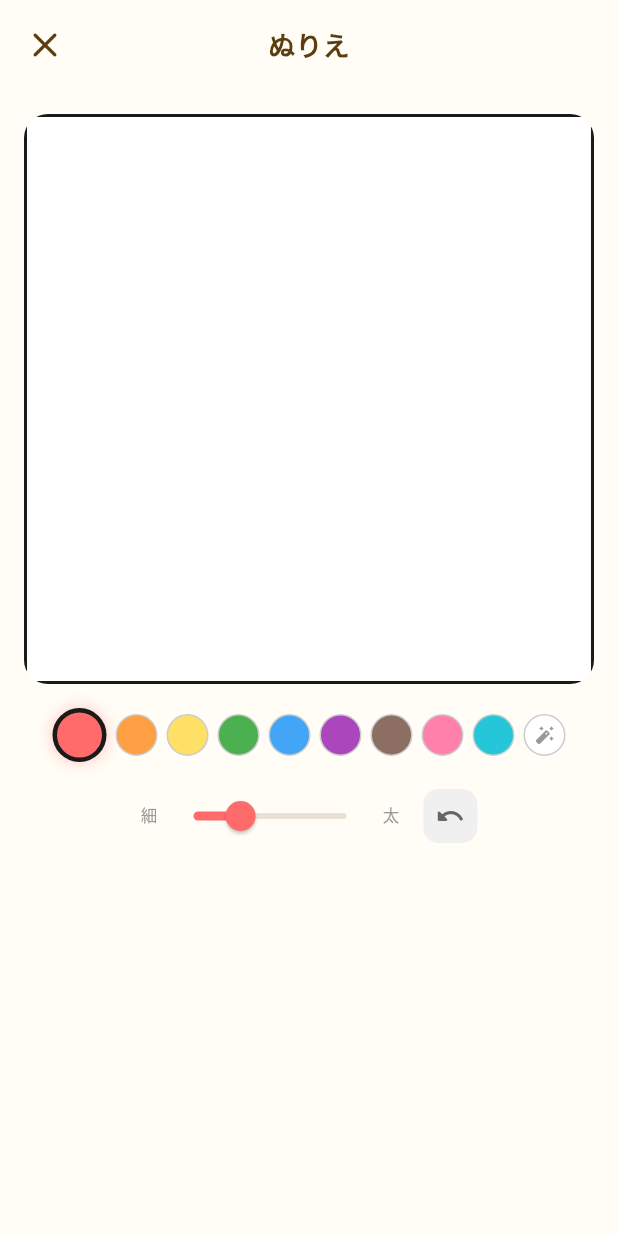
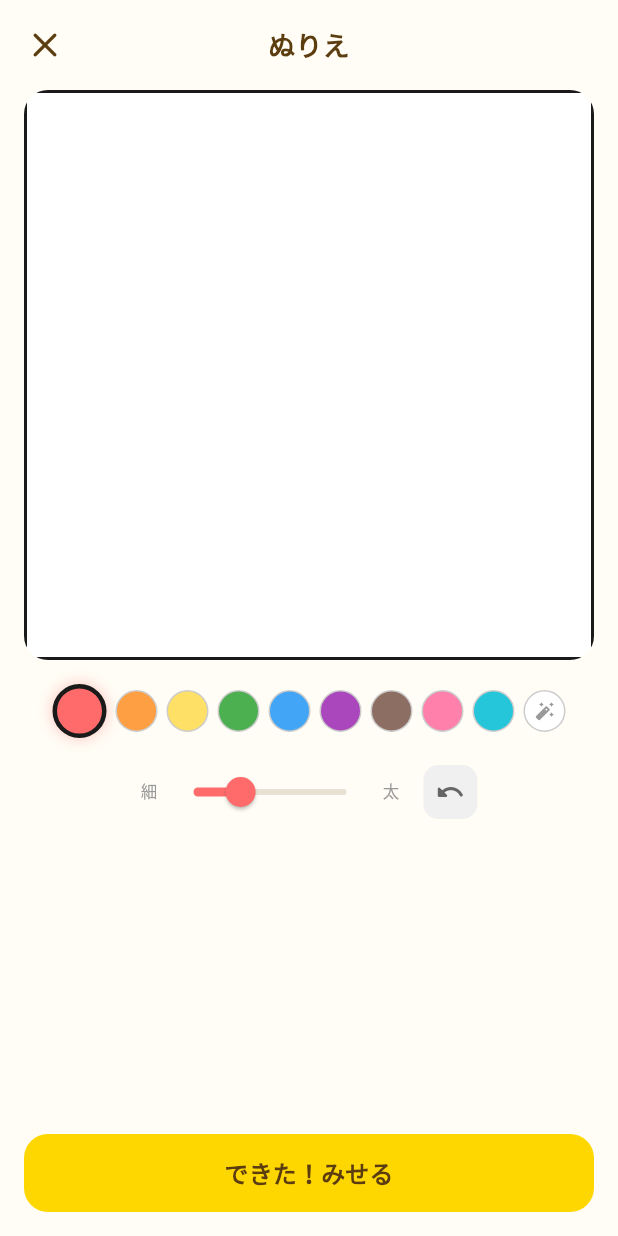
Before and after one commit to hirodue-star/ai-task-inbox, a Flutter app: the ColoringScreen screen opened directly, on a phone screen of 412 x 824 dp. Run offline on Flutter 3.47's test engine with Material 3 defaults, Android fonts, the phone set to English and light mode, and no system bars; our stand-ins replace flutter_riverpod, image_picker, shared_preferences, sqflite; accounts and stored records are empty; Roboto replaces fonts that are missing (Hiragino Sans).

Commit message:
Coloring → parent pipeline: draw, save as PNG, post to timeline
- ColoringCanvas: added captureKey (RepaintBoundary) for screenshot
- ColoringScreen: "できた！みせる" button captures canvas as PNG
  → saves to temp → creates MemoryEntry with stamp=creation
  → posts to DB → GaogaoReaction → returns to home
- Parent sees coloring in mandala 🎨つくった cell
- Timeline shows the actual coloring image

Flow: ぬりえ → draw → できた！ → ガオガオ🎉 → タイムラインに表示
      → 親ダッシュボード → マンダラ「つくった」マスに蓄積

Co-Authored-By: Claude Opus 4.6 (1M context) <noreply@anthropic.com>

```diff
--- a/lib/screens/hiyoko/coloring_screen.dart
+++ b/lib/screens/hiyoko/coloring_screen.dart
@@ -1,13 +1,78 @@
+import 'dart:io';
+import 'dart:ui' as ui;
 import 'package:flutter/material.dart';
+import 'package:flutter/rendering.dart';
+import 'package:flutter_riverpod/flutter_riverpod.dart';
+import 'package:path/path.dart' as p;
+import 'package:uuid/uuid.dart';
+import '../../models/memory_entry.dart';
+import '../../providers/hlc_provider.dart';
+import '../../services/memory_database.dart';
+import '../../theme/ma_colors.dart';
 import '../../widgets/coloring_canvas.dart';
+import '../../widgets/gaogao_reaction.dart';
 
-/// ぬりえモード（子供向け: 巧緻性トレーニング）
-class ColoringScreen extends StatelessWidget {
+/// ぬりえモード — 描く→保存→日記に投稿→親のマンダラ「🎨つくった」に蓄積
+class ColoringScreen extends ConsumerStatefulWidget {
   const ColoringScreen({super.key});
+
+  @override
+  ConsumerState<ColoringScreen> createState() => _ColoringScreenState();
+}
+
+class _ColoringScreenState extends ConsumerState<ColoringScreen> {
+  final _captureKey = GlobalKey();
+  bool _saving = false;
+
+  Future<void> _saveAndPost() async {
+    setState(() => _saving = true);
+
+    // キャンバスをPNG画像にキャプチャ
+    String? savedPath;
+    try {
+      final boundary = _captureKey.currentContext?.findRenderObject() as RenderRepaintBoundary?;
+      if (boundary != null) {
+        final image = await boundary.toImage(pixelRatio: 2.0);
+        final byteData = await image.toByteData(format: ui.ImageByteFormat.png);
+        if (byteData != null) {
+          final dir = Directory.systemTemp;
+          final file = File(p.join(dir.path, 'coloring_${DateTime.now().millisecondsSinceEpoch}.png'));
+          await file.writeAsBytes(byteData.buffer.asUint8List());
+          savedPath = file.path;
+        }
+      }
+    } catch (e) {
+      debugPrint('Capture error: $e');
+    }
+
+    // 日記として投稿（🎨つくった カテゴリ）
+    final entry = MemoryEntry(
+      id: const Uuid().v4(),
+      date: DateTime.now(),
+      stamp: MemoryStamp.creation,
+      text: 'ぬりえをかいたよ！',
+      photoPath: savedPath,
+    );
+    await MemoryDatabase.insert(entry);
+    ref.read(hlcScoreProvider.notifier).onPost();
+
+    setState(() => _saving = false);
+
+    if (!mounted) return;
+
+    // ガオガオリアクション
+    await showDialog(
+      context: context,
+      barrierDismissible: false,
+      builder: (_) => GaogaoReaction(onComplete: () => Navigator.pop(context)),
+    );
+    if (mounted) Navigator.pop(context);
+  }
 
   @override
   Widget build(BuildContext context) {
     final w = MediaQuery.of(context).size.width;
+
     return Scaffold(
       backgroundColor: const Color(0xFFFFFDF5),
       body: SafeArea(
@@ -30,8 +95,27 @@ class ColoringScreen extends StatelessWidget {
             ),
             Expanded(
               child: SingleChildScrollView(
-                padding: const EdgeInsets.all(16),
-                child: ColoringCanvas(width: w - 32, height: w - 32),
+                padding: const EdgeInsets.symmetric(horizontal: 16),
+                child: ColoringCanvas(width: w - 32, height: w - 32, captureKey: _captureKey),
+              ),
+            ),
+            // できた！ボタン
+            Padding(
+              padding: const EdgeInsets.all(16),
+              child: SizedBox(
+                width: double.infinity, height: 52,
+                child: ElevatedButton(
+                  onPressed: _saving ? null : _saveAndPost,
+                  style: ElevatedButton.styleFrom(
+                    backgroundColor: MaColors.gold,
+                    foregroundColor: const Color(0xFF5C3D10),
+                    shape: RoundedRectangleBorder(borderRadius: BorderRadius.circular(16)),
+                    elevation: 0,
+                  ),
+                  child: _saving
+                      ? const SizedBox(width: 20, height: 20, child: CircularProgressIndicator(strokeWidth: 2))
+                      : const Text('できた！みせる', style: TextStyle(fontSize: 16, fontWeight: FontWeight.w700)),
+                ),
               ),
             ),
           ],
--- a/lib/widgets/coloring_canvas.dart
+++ b/lib/widgets/coloring_canvas.dart
@@ -1,12 +1,15 @@
+import 'dart:ui' as ui;
 import 'package:flutter/material.dart';
+import 'package:flutter/rendering.dart';
 
 /// デジタルぬりえキャンバス — 巧緻性トレーニング
 /// 線画の上から指で色を塗る
 class ColoringCanvas extends StatefulWidget {
   final double width;
   final double height;
+  final GlobalKey? captureKey; // 外部からキャプチャ用キーを渡す
 
-  const ColoringCanvas({super.key, required this.width, required this.height});
+  const ColoringCanvas({super.key, required this.width, required this.height, this.captureKey});
 
   @override
   State<ColoringCanvas> createState() => _ColoringCanvasState();
@@ -36,7 +39,9 @@ class _ColoringCanvasState extends State<ColoringCanvas> {
     return Column(
       children: [
         // キャンバス
-        ClipRRect(
+        RepaintBoundary(
+          key: widget.captureKey,
+          child: ClipRRect(
           borderRadius: BorderRadius.circular(16),
           child: GestureDetector(
             onPanStart: (d) {
@@ -76,7 +81,7 @@ class _ColoringCanvasState extends State<ColoringCanvas> {
               ),
             ),
           ),
-        ),
+        )),
 
         const SizedBox(height: 12),
 
```
